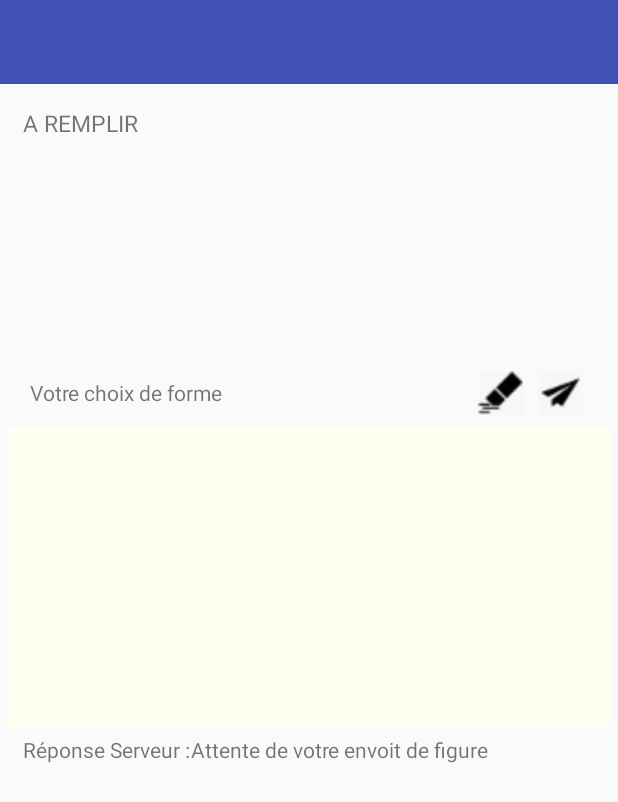
After one commit to tt405907/TEAM-PLFI, an Android app: the layout activity_game_enigme.xml on its own in the app's theme, with its tools: preview values and no code run, on a phone screen of 412 x 824 dp. The commit adds this screen. Shown: the top 802 px of the screen. Run offline under Robolectric (Android 15) with nearby library versions, the phone set to English and light mode, and no system bars.

Commit message:
Jeu Enigme Android

```diff
--- /dev/null
+++ b/android/app/src/main/java/plfi/plfi/DisplayEnigme.java
@@ -0,0 +1,6 @@
+package plfi.plfi;
+
+public interface DisplayEnigme {
+    void updateGameEnigme(String enigme);
+    void updateGameReponseEnigme(String reponse);
+}
--- a/android/app/src/main/java/plfi/plfi/gameRTCPrint.java
+++ b/android/app/src/main/java/plfi/plfi/gameRTCPrint.java
@@ -111,6 +111,7 @@ public class gameRTCPrint extends AppCompatActivity implements DisplayRTC {
         Intent intent = new Intent (this,MainActivity.class);
         startActivity(intent);
     }
+
     @Override
     public void updateGame(final String winner, final String img) {
         runOnUiThread(new Runnable() {
--- /dev/null
+++ b/android/app/src/main/res/layout/activity_game_enigme.xml
@@ -0,0 +1,85 @@
+<LinearLayout xmlns:android="http://schemas.android.com/apk/res/android"
+    xmlns:app="http://schemas.android.com/apk/res-auto"
+    xmlns:tools="http://schemas.android.com/tools"
+    android:layout_width="match_parent"
+    android:layout_height="match_parent"
+    android:orientation="vertical"
+    tools:context=".gameEnigme">
+
+    <include layout="@layout/my_toolbar_enigme"/>
+
+    <TextView
+        android:id="@+id/textview_enigme"
+        android:layout_width="match_parent"
+        android:layout_height="150dp"
+        android:gravity="top"
+        android:layout_marginLeft="@dimen/margin_text_left"
+        android:layout_marginRight="@dimen/margin_text_right"
+        android:layout_marginTop="@dimen/margin_text_top"
+        android:layout_marginBottom="@dimen/margin_text_bot"
+        android:text="A REMPLIR"
+        android:textSize="15dp" />
+
+    <LinearLayout
+        android:layout_width="wrap_content"
+        android:layout_height="30dp"
+        android:layout_gravity="left"
+        android:layout_marginTop="10dp"
+        android:orientation="horizontal">
+
+
+        <TextView
+            android:id="@+id/textView4"
+            android:layout_width="wrap_content"
+            android:layout_height="wrap_content"
+            android:layout_marginLeft="20dp"
+            android:layout_marginRight="170dp"
+            android:layout_weight="1"
+            android:text="@string/choix_forme_client" />
+
+        <Button
+            android:id="@+id/enigme_new_btn"
+            android:layout_width="30dp"
+            android:layout_height="fill_parent"
+            android:background="@drawable/new_pic"
+            android:contentDescription="@string/start_new" />
+
+        <Button
+            android:id="@+id/enigme_save_btn"
+            android:layout_width="30dp"
+            android:layout_height="fill_parent"
+            android:layout_marginLeft="10dp"
+            android:background="@drawable/save"
+            android:contentDescription="@string/save" />
+
+
+    </LinearLayout>
+    <plfi.plfi.gamePRINT
+        android:id="@+id/enigme_drawing"
+        android:layout_width="match_parent"
+        android:layout_height="200dp"
+        android:layout_marginLeft="5dp"
+        android:layout_marginTop="8dp"
+        android:layout_marginRight="5dp"
+        android:layout_marginBottom="5dp"
+        android:background="#FFFFFFF1" />
+
+    <LinearLayout
+        android:layout_width="match_parent"
+        android:layout_height="match_parent"
+        android:layout_marginLeft="15dp"
+        android:layout_marginRight="15dp"
+        android:orientation="horizontal">
+        <TextView
+            android:layout_width="wrap_content"
+            android:layout_height="wrap_content"
+            android:text="@string/r_ponse_serveur"/>
+        <TextView
+            android:id="@+id/textview_reponse"
+            android:layout_width="wrap_content"
+            android:layout_height="wrap_content"
+            android:text="@string/attente_de_votre_envoit_de_figure"/>
+    </LinearLayout>
+
+
+</LinearLayout>
--- /dev/null
+++ b/android/app/src/main/res/layout/my_toolbar_enigme.xml
@@ -0,0 +1,9 @@
+<android.support.v7.widget.Toolbar xmlns:android="http://schemas.android.com/apk/res/android"
+    xmlns:app="http://schemas.android.com/apk/res-auto"
+    android:id="@+id/toolbar_enigme"
+    android:minHeight="?attr/actionBarSize"
+    android:layout_width="match_parent"
+    android:layout_height="wrap_content"
+    android:background="?attr/colorPrimary">
+
+</android.support.v7.widget.Toolbar>
--- a/android/app/src/main/res/values/dimens.xml
+++ b/android/app/src/main/res/values/dimens.xml
@@ -5,4 +5,12 @@
     <dimen name="nav_header_vertical_spacing">8dp</dimen>
     <dimen name="nav_header_height">176dp</dimen>
     <dimen name="fab_margin">16dp</dimen>
+    <dimen name="margintopmain">15dp</dimen>
+    <dimen name="marginbotmain">15dp</dimen>
+    <dimen name="marginrightmain">15dp</dimen>
+    <dimen name="marginleftmain">15dp</dimen>
+    <dimen name="margin_text_left">15dp</dimen>
+    <dimen name="margin_text_right">15dp</dimen>
+    <dimen name="margin_text_top">15dp</dimen>
+    <dimen name="margin_text_bot">15dp</dimen>
 </resources>
--- a/android/app/src/main/res/values/strings.xml
+++ b/android/app/src/main/res/values/strings.xml
@@ -15,4 +15,6 @@
     <string name="nav_header_subtitle">android.studio@android.com</string>
     <string name="nav_header_desc">Navigation header</string>
     <string name="action_settings">Settings</string>
+    <string name="r_ponse_serveur">Réponse Serveur :</string>
+    <string name="attente_de_votre_envoit_de_figure">Attente de votre envoit de figure</string>
 </resources>
```
Also changed, not shown: android/app/src/main/AndroidManifest.xml (+8 -10 lines), android/app/src/main/java/plfi/plfi/Connexion.java (+69 -0 lines), android/app/src/main/java/plfi/plfi/Controleur.java (+18 -0 lines), android/app/src/main/java/plfi/plfi/MainActivity.java (+18 -2 lines), android/app/src/main/java/plfi/plfi/gameEnigme.java (added, +101 -0 lines), android/app/src/main/java/plfi/plfi/gameRTC.java (deleted, +0 -166 lines), android/app/src/main/res/layout/activity_game_rtc.xml (deleted, +0 -90 lines), android/app/src/main/res/layout/content_main.xml (+17 -4 lines).
